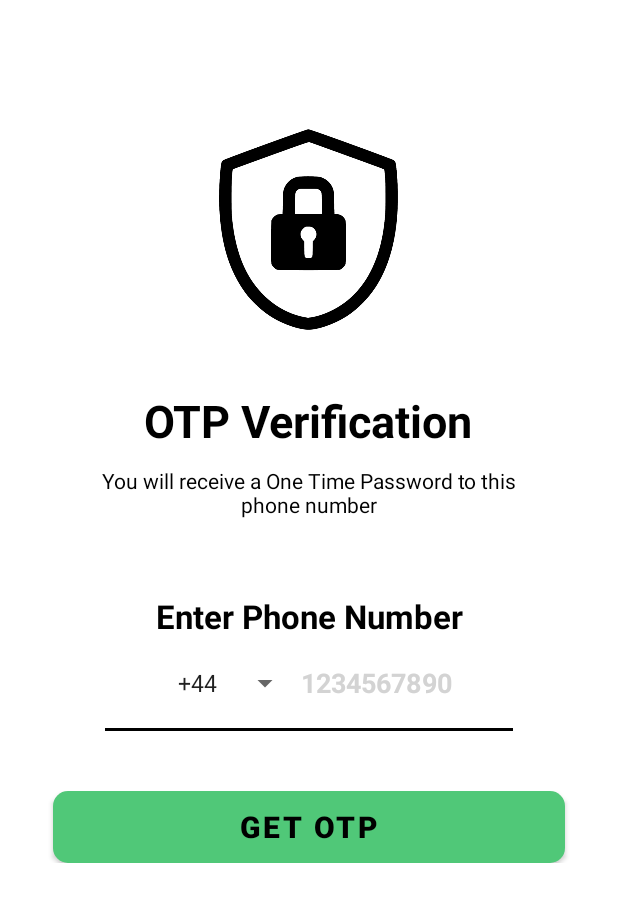
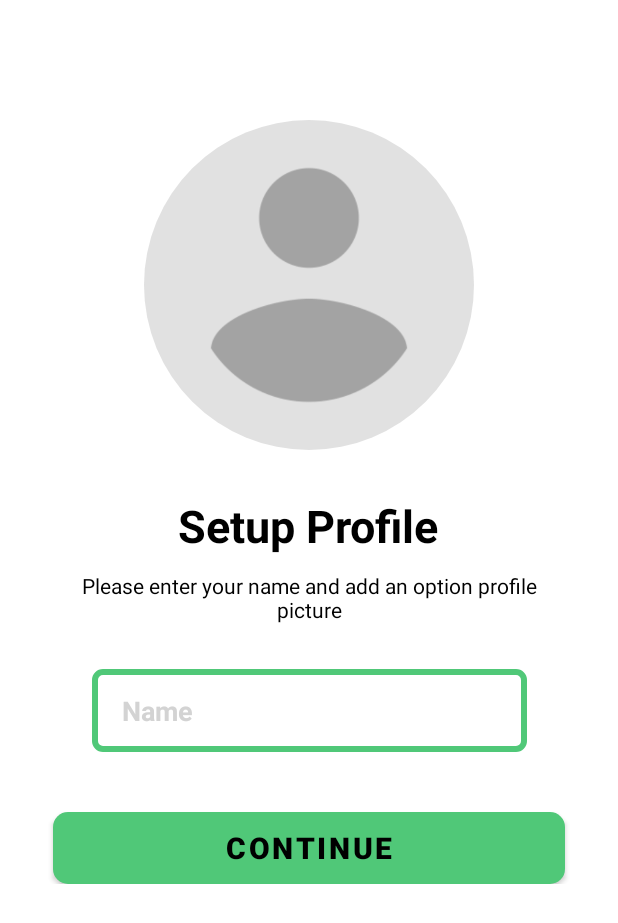
Before and after one commit to Moeed-Chughtai/ConvoConnect, an Android app: the screen it shows after launch (SendOTPActivity before the commit, SetupProfileActivity after it), on a phone screen of 412 x 824 dp. Shown: the top 923 px of the screen. Run offline under Robolectric (Android 15) with nearby library versions, the phone set to English and light mode, and no system bars; our stand-ins replace CircleImageView, Firebase (no records; nobody signed in at launch, a user with empty details on screens opened directly).

Commit message:
First working iteration of Profile Setup and a User Class

```diff
--- /dev/null
+++ b/app/src/main/java/com/example/chatapp/SetupProfileActivity.java
@@ -0,0 +1,139 @@
+package com.example.chatapp;
+
+import androidx.activity.result.ActivityResultCallback;
+import androidx.activity.result.ActivityResultLauncher;
+import androidx.activity.result.contract.ActivityResultContracts;
+import androidx.annotation.NonNull;
+import androidx.appcompat.app.AppCompatActivity;
+
+import android.content.Intent;
+import android.net.Uri;
+import android.os.Bundle;
+import android.view.View;
+import android.widget.EditText;
+import android.widget.ImageView;
+
+import com.example.chatapp.databinding.ActivitySendOtpBinding;
+import com.example.chatapp.databinding.ActivitySetupProfileBinding;
+import com.google.android.gms.tasks.OnCompleteListener;
+import com.google.android.gms.tasks.OnSuccessListener;
+import com.google.android.gms.tasks.Task;
+import com.google.firebase.auth.FirebaseAuth;
+import com.google.firebase.database.FirebaseDatabase;
+import com.google.firebase.storage.FirebaseStorage;
+import com.google.firebase.storage.StorageReference;
+import com.google.firebase.storage.UploadTask;
+
+import de.hdodenhof.circleimageview.CircleImageView;
+
+public class SetupProfileActivity extends AppCompatActivity {
+
+    FirebaseAuth auth;
+    FirebaseDatabase database;
+    FirebaseStorage storage;
+
+    ActivitySetupProfileBinding binding;
+    ActivityResultLauncher<String> selectPicture;
+
+    Uri selectedImage;
+
+    @Override
+    protected void onCreate(Bundle savedInstanceState) {
+        super.onCreate(savedInstanceState);
+        binding = ActivitySetupProfileBinding.inflate(getLayoutInflater());
+        setContentView(binding.getRoot());
+
+        auth = FirebaseAuth.getInstance();
+        database = FirebaseDatabase.getInstance();
+        storage = FirebaseStorage.getInstance();
+
+        selectPicture = registerForActivityResult(
+                new ActivityResultContracts.GetContent(),
+                new ActivityResultCallback<Uri>() {
+                    @Override
+                    // Method called when user clicks profile picture avatar
+                    public void onActivityResult(Uri result) {
+                        // Set and display the new profile picture
+                        binding.profilePicture.setImageURI(result);
+                        selectedImage = result;
+                    }
+                }
+        );
+
+        binding.profilePicture.setOnClickListener(new View.OnClickListener() {
+            @Override
+            public void onClick(View v) {
+                selectPicture.launch("image/*");
+            }
+        });
+
+        binding.continueBtn.setOnClickListener(new View.OnClickListener() {
+            @Override
+            public void onClick(View v) {
+                String name = binding.nameInput.getText().toString();
+                if(name.isEmpty()) {
+                    binding.nameInput.setError("Please Enter a Name");
+                    return;
+                }
+
+                if (selectedImage != null) {
+                    // Create a 'Profiles' section in storage and storage profile picture
+                    StorageReference reference = storage.getReference().child("Profiles").child(auth.getUid());
+                    reference.putFile(selectedImage).addOnCompleteListener(new OnCompleteListener<UploadTask.TaskSnapshot>() {
+                        @Override
+                        public void onComplete(@NonNull Task<UploadTask.TaskSnapshot> task) {
+                            if(task.isSuccessful()) {
+                                reference.getDownloadUrl().addOnSuccessListener(new OnSuccessListener<Uri>() {
+                                    @Override
+                                    public void onSuccess(Uri uri) {
+                                        String imageUrl = uri.toString();
+                                        String uid = auth.getUid();
+                                        String phone = auth.getCurrentUser().getPhoneNumber();
+                                        String name = binding.nameInput.getText().toString();
+                                        User user = new User(uid, name, phone, imageUrl);
+
+                                        // Create a 'users' section and then a further unique section for the user in the database to store user information
+                                        database.getReference()
+                                                .child("users")
+                                                .child(uid)
+                                                .setValue(user)
+                                                .addOnSuccessListener(new OnSuccessListener<Void>() {
+                                                    @Override
+                                                    public void onSuccess(Void aVoid) {
+                                                        // TODO: Add progress bars on all activities
+                                                        // Once profile is complete and data is stored, it redirects to main activity
+                                                        Intent intent = new Intent(SetupProfileActivity.this, MainActivity.class);
+                                                        startActivity(intent);
+                                                        finish();
+                                                    }
+                                                });
+                                    }
+                                });
+                            }
+                        }
+                    });
+                }else {
+                    String uid = auth.getUid();
+                    String phone = auth.getCurrentUser().getPhoneNumber();
+                    User user = new User(uid, name, phone, "No Profile Picture");
+
+                    // Create a 'users' section and then a further unique section for the user in the database to store user information
+                    database.getReference()
+                            .child("users")
+                            .child(uid)
+                            .setValue(user)
+                            .addOnSuccessListener(new OnSuccessListener<Void>() {
+                                @Override
+                                public void onSuccess(Void aVoid) {
+                                    // TODO: Add progress bars on all activities
+                                    // Once profile is complete and data is stored, it redirects to main activity
+                                    Intent intent = new Intent(SetupProfileActivity.this, MainActivity.class);
+                                    startActivity(intent);
+                                    finish();
+                                }
+                            });
+                }
+            }
+        });
+    }
+}
--- a/app/src/main/java/com/example/chatapp/VerifyOTPActivity.java
+++ b/app/src/main/java/com/example/chatapp/VerifyOTPActivity.java
@@ -29,7 +29,6 @@ import java.util.List;
 import java.util.concurrent.TimeUnit;
 
 public class VerifyOTPActivity extends AppCompatActivity {
-
     private EditText inputCode1, inputCode2, inputCode3, inputCode4, inputCode5, inputCode6;
 
     @Override
@@ -89,7 +88,7 @@ public class VerifyOTPActivity extends AppCompatActivity {
                                     verifyButton.setVisibility(View.INVISIBLE);
                                     // If code is correct and authentication is successful, it redirects to MainActivity
                                     if (task.isSuccessful()) {
-                                        Intent intent = new Intent(getApplicationContext(), MainActivity.class);
+                                        Intent intent = new Intent(getApplicationContext(), SetupProfileActivity.class);
                                         intent.setFlags(Intent.FLAG_ACTIVITY_NEW_TASK | Intent.FLAG_ACTIVITY_CLEAR_TASK);
                                         startActivity(intent);
                                         // If code is incorrect, it displays code entered by user
--- /dev/null
+++ b/app/src/main/res/drawable-v24/textbox_outline.xml
@@ -0,0 +1,5 @@
+<?xml version="1.0" encoding="utf-8"?>
+<shape xmlns:android="http://schemas.android.com/apk/res/android">
+    <stroke android:color="@color/green" android:width="4dp"/>
+    <corners android:radius="5dp"/>
+</shape>
--- /dev/null
+++ b/app/src/main/res/layout/activity_setup_profile.xml
@@ -0,0 +1,103 @@
+<?xml version="1.0" encoding="utf-8"?>
+<ScrollView xmlns:android="http://schemas.android.com/apk/res/android"
+    xmlns:app="http://schemas.android.com/apk/res-auto"
+    xmlns:tools="http://schemas.android.com/tools"
+    android:layout_width="match_parent"
+    android:layout_height="match_parent"
+    android:background="@color/white"
+    android:overScrollMode="never"
+    android:scrollbars="none"
+    tools:context=".SetupProfileActivity">
+
+    <LinearLayout
+        android:layout_width="match_parent"
+        android:layout_height="wrap_content"
+        android:gravity="center_horizontal"
+        android:orientation="vertical">
+
+        <de.hdodenhof.circleimageview.CircleImageView
+            android:id="@+id/profile_picture"
+            android:layout_width="220dp"
+            android:layout_height="220dp"
+            android:layout_marginTop="80dp"
+            android:contentDescription="@string/app_name"
+            android:src="@drawable/avatar" />
+
+        <TextView
+            android:layout_width="wrap_content"
+            android:layout_height="wrap_content"
+            android:layout_marginTop="30dp"
+            android:text="Setup Profile"
+            android:textColor="@color/black"
+            android:textSize="30sp"
+            android:textStyle="bold" />
+
+        <TextView
+            android:layout_width="match_parent"
+            android:layout_height="wrap_content"
+            android:layout_marginStart="50dp"
+            android:layout_marginTop="10dp"
+            android:layout_marginEnd="50dp"
+            android:gravity="center"
+            android:text="Please enter your name and add an option profile picture"
+            android:textColor="@color/black"
+            android:textSize="14sp" />
+
+        <LinearLayout
+            android:layout_width="match_parent"
+            android:layout_height="wrap_content"
+            android:layout_marginStart="60dp"
+            android:layout_marginTop="10dp"
+            android:layout_marginEnd="60dp"
+            android:gravity="center"
+            android:orientation="horizontal">
+
+            <EditText
+                android:id="@+id/nameInput"
+                android:layout_width="290dp"
+                android:layout_height="55dp"
+                android:layout_marginTop="20dp"
+                android:layout_marginBottom="20dp"
+                android:layout_marginStart="20dp"
+                android:layout_marginEnd="20dp"
+                android:paddingStart="20dp"
+                android:paddingEnd="20dp"
+                android:background="@drawable/textbox_outline"
+                android:hint="@string/name"
+                android:textColorHint="@color/gray"
+                android:imeOptions="actionDone"
+                android:importantForAutofill="no"
+                android:maxLength="20"
+                android:textColor="@color/black"
+                android:textSize="18sp"
+                android:textStyle="bold"
+                android:inputType="text" />
+        </LinearLayout>
+
+        <FrameLayout
+            android:layout_width="match_parent"
+            android:layout_height="wrap_content">
+
+            <Button
+                android:id="@+id/continueBtn"
+                android:layout_width="match_parent"
+                android:layout_height="wrap_content"
+                android:layout_marginStart="35dp"
+                android:layout_marginTop="20dp"
+                android:layout_marginEnd="35dp"
+                android:background="@drawable/background_button"
+                android:text="Continue"
+                android:textColor="@color/black"
+                android:textSize="20sp"
+                android:textStyle="bold" />
+
+            <ProgressBar
+                android:id="@+id/progressBar"
+                android:layout_width="40dp"
+                android:layout_height="40dp"
+                android:indeterminateTint="@color/green"
+                android:layout_gravity="center"
+                android:visibility="gone" />
+        </FrameLayout>
+    </LinearLayout>
+</ScrollView>
--- a/app/src/main/res/values/strings.xml
+++ b/app/src/main/res/values/strings.xml
@@ -8,6 +8,7 @@
     <string name="enter_the_otp_sent_to">Enter the OTP sent to</string>
     <string name="verify">Verify</string>
     <string name="resend_otp">RESEND OTP</string>
+    <string name="name">Name</string>
     <string-array name="country_codes">
         <item>+44</item>
     </string-array>
--- a/build.gradle
+++ b/build.gradle
@@ -1,6 +1,7 @@
 buildscript {
     dependencies {
         classpath 'com.google.gms:google-services:4.3.14'
+        classpath 'com.android.tools.build:gradle:3.6.1'
     }
 }
 
```
Also changed, not shown: app/build.gradle (+7 -0 lines), app/src/main/AndroidManifest.xml (+14 -6 lines), app/src/main/java/com/example/chatapp/User.java (added, +54 -0 lines), app/src/main/res/drawable-v24/avatar.png (added).
